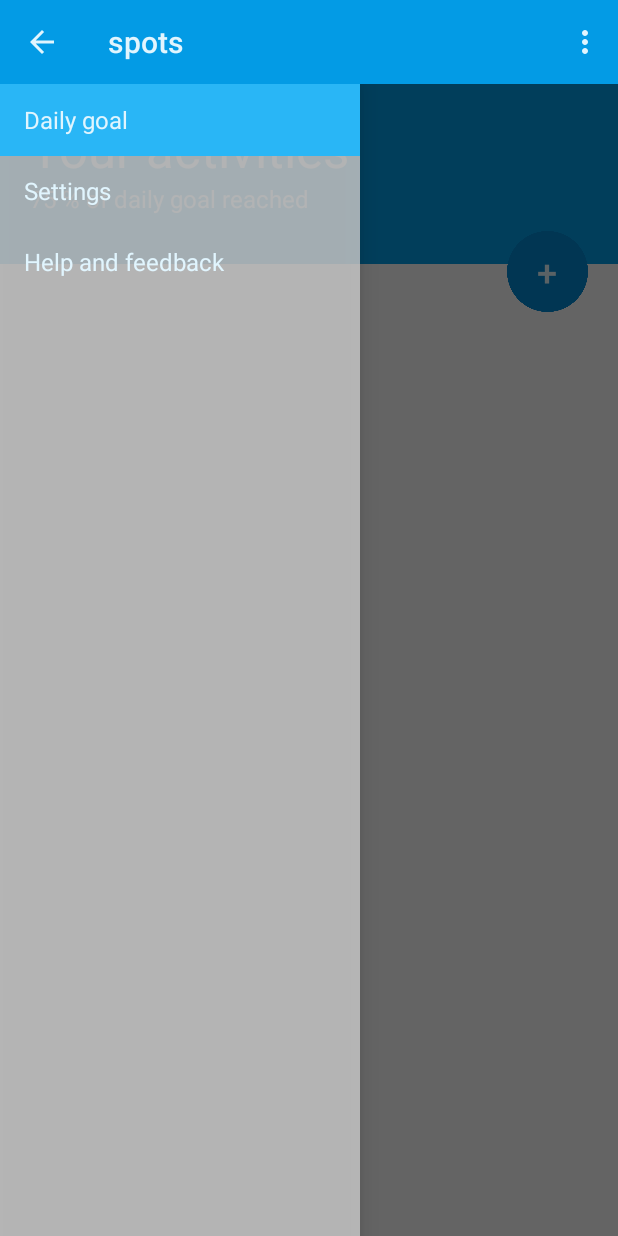
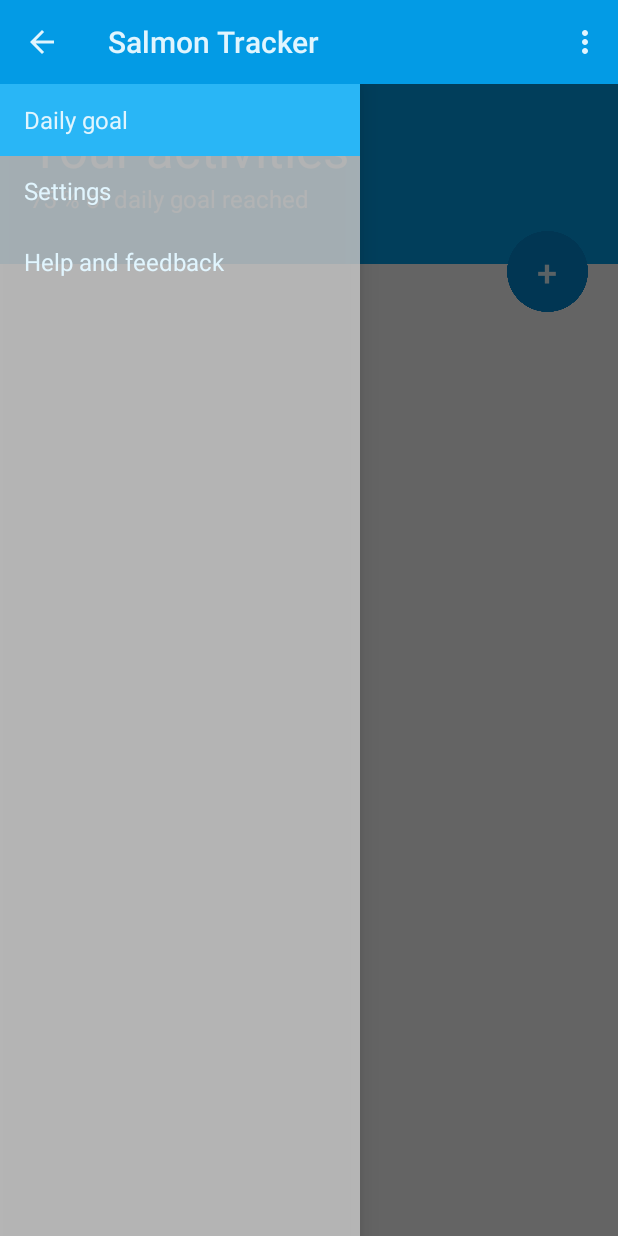
Before and after one commit to herrlax/activityTracker, an Android app: the screen it shows after launch (HomeActivity), on a phone screen of 412 x 824 dp. Run offline under Robolectric (Android 15) with nearby library versions, the phone set to English and light mode, and no system bars; 2 statements that could not run were skipped.

Commit message:
Fixed app name

```diff
--- a/app/src/main/res/values/strings.xml
+++ b/app/src/main/res/values/strings.xml
@@ -1,5 +1,5 @@
 <resources>
-    <string name="app_name">spots</string>
+    <string name="app_name">Salmon Tracker</string>
 
     <string name="title_section1">Section 1</string>
     <string name="title_section2">Section 2</string>
```
Also changed, not shown: 1 other file.
